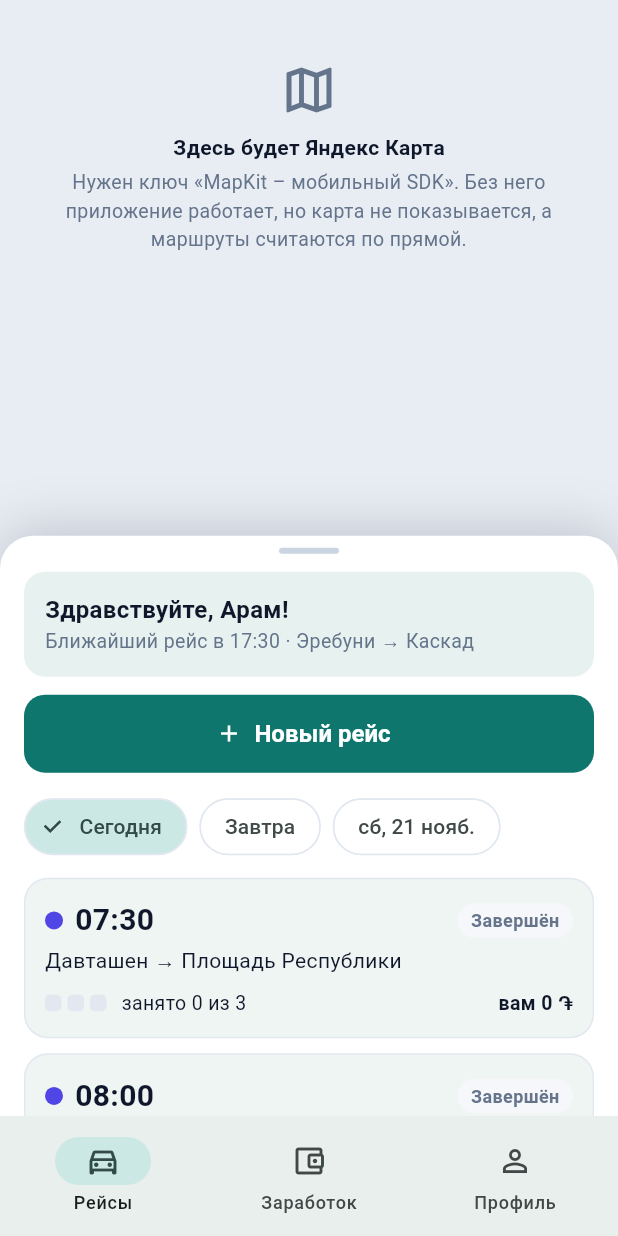
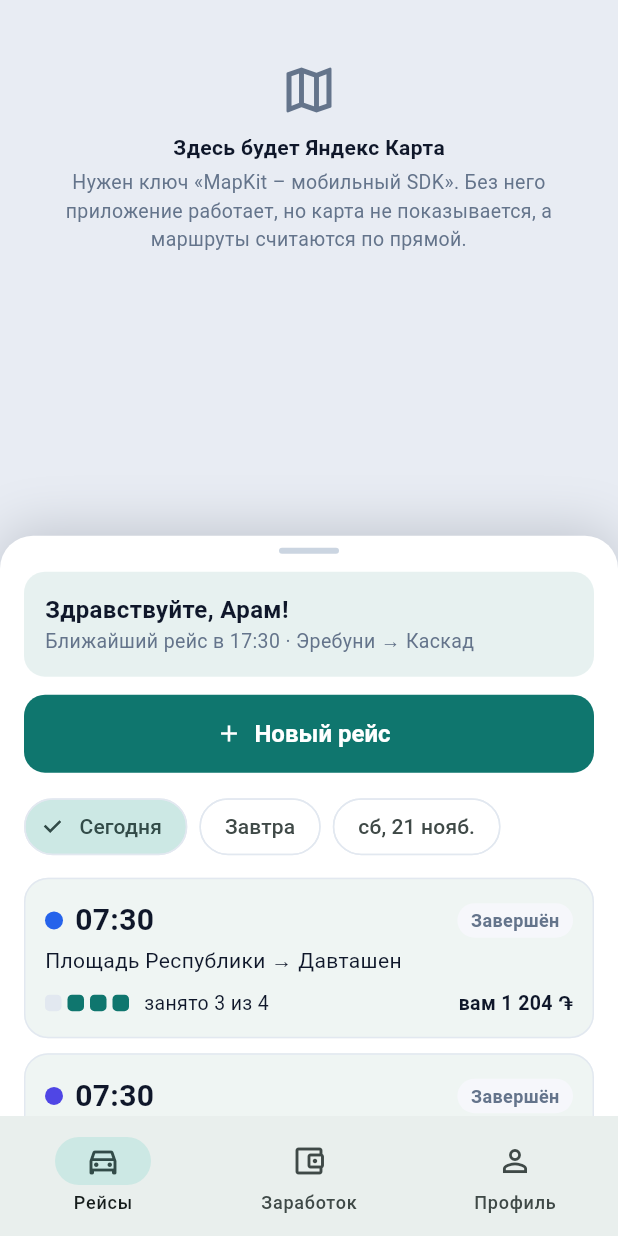
Before and after one commit to aramasp-stack/Carpooling, a Flutter app: the screen it shows after launch, on a phone screen of 412 x 824 dp. Run offline on Flutter 3.47's test engine with Material 3 defaults, Android fonts, the phone set to English and light mode, and no system bars; our stand-ins replace geolocator, shared_preferences; missing offline and left inert: yandex_maps_mapkit.

Commit message:
Демо: 19 новых маршрутов для проверки — обратные, новые районы, короткие
- Обратно к шести прежним маршрутам (M7–M12).

- Новые места: Ачапняк, Аван, Бангладеш, Арабкир, Комитас, Канакер-Зейтун, Норк-Мараш, Далма Гарден Молл, метро Гарегин Нжде; маршруты к площади Республики и обратно.

- Короткие маршруты на 2–4 км (300 драм): Комитас ⇄ Каскад, Норк-Мараш, Канакер-Зейтун, Далма, Гарегин Нжде → Вокзал, Арабкир ⇄ Республика.

- Тесты: обратный маршрут находится; номера маршрутов уникальны.

Co-Authored-By: Claude Opus 5.5 <noreply@anthropic.com>

```diff
--- a/packages/core/lib/src/demo_data.dart
+++ b/packages/core/lib/src/demo_data.dart
@@ -44,6 +44,16 @@ class Demo {
   static const _cascade = Place('Каскад', GeoPoint(40.1913, 44.5155));
   static const _yerevanMall = Place('Ереван Молл', GeoPoint(40.1595, 44.4880));
   static const _station = Place('Вокзал Сасунци Давид', GeoPoint(40.1563, 44.5163));
+  // Места для тестовых маршрутов (координаты приблизительные).
+  static const _avan = Place('Аван', GeoPoint(40.2160, 44.5650));
+  static const _arabkir = Place('Арабкир', GeoPoint(40.2050, 44.5050));
+  static const _achapnyak = Place('Ачапняк', GeoPoint(40.2050, 44.4600));
+  static const _kanaker = Place('Канакер-Зейтун', GeoPoint(40.2090, 44.5330));
+  static const _norkMarash = Place('Норк-Мараш', GeoPoint(40.1820, 44.5480));
+  static const _bangladesh = Place('Бангладеш', GeoPoint(40.1630, 44.4430));
+  static const _komitas = Place('Комитас', GeoPoint(40.2040, 44.5120));
+  static const _dalma = Place('Далма Гарден Молл', GeoPoint(40.1800, 44.4890));
+  static const _nzhdeh = Place('Метро Гарегин Нжде', GeoPoint(40.1635, 44.4960));
 
   static const routes = <RouteDef>[
     RouteDef(id: 'M1', color: 0xFF4F46E5, price: 500, minutes: 25, from: _davtashen, to: _republic),
@@ -52,6 +62,28 @@ class Demo {
     RouteDef(id: 'M4', color: 0xFF9333EA, price: 400, minutes: 22, from: _erebuni, to: _cascade),
     RouteDef(id: 'M5', color: 0xFFEA580C, price: 500, minutes: 25, from: _davtashen, to: _yerevanMall),
     RouteDef(id: 'M6', color: 0xFF0891B2, price: 400, minutes: 24, from: _norNork, to: _station),
+    // Обратно — к тем же маршрутам.
+    RouteDef(id: 'M7', color: 0xFF2563EB, price: 500, minutes: 25, from: _republic, to: _davtashen),
+    RouteDef(id: 'M8', color: 0xFF16A34A, price: 400, minutes: 22, from: _republic, to: _norNork),
+    RouteDef(id: 'M9', color: 0xFFB91C1C, price: 1200, minutes: 30, from: _republic, to: _airport),
+    RouteDef(id: 'M10', color: 0xFFC026D3, price: 400, minutes: 22, from: _cascade, to: _erebuni),
+    RouteDef(id: 'M11', color: 0xFFD97706, price: 500, minutes: 25, from: _yerevanMall, to: _davtashen),
+    RouteDef(id: 'M12', color: 0xFF0D9488, price: 400, minutes: 24, from: _station, to: _norNork),
+    // Новые направления, туда и обратно.
+    RouteDef(id: 'M13', color: 0xFF7C3AED, price: 400, minutes: 18, from: _achapnyak, to: _republic),
+    RouteDef(id: 'M14', color: 0xFF6D28D9, price: 400, minutes: 18, from: _republic, to: _achapnyak),
+    RouteDef(id: 'M15', color: 0xFF0284C7, price: 500, minutes: 22, from: _avan, to: _republic),
+    RouteDef(id: 'M16', color: 0xFF0369A1, price: 500, minutes: 22, from: _republic, to: _avan),
+    RouteDef(id: 'M17', color: 0xFF65A30D, price: 400, minutes: 20, from: _bangladesh, to: _republic),
+    // Короткие, 2–4 км.
+    RouteDef(id: 'M18', color: 0xFFDB2777, price: 300, minutes: 8, from: _komitas, to: _cascade),
+    RouteDef(id: 'M19', color: 0xFFBE185D, price: 300, minutes: 8, from: _cascade, to: _komitas),
+    RouteDef(id: 'M20', color: 0xFF0E7490, price: 300, minutes: 10, from: _norkMarash, to: _republic),
+    RouteDef(id: 'M21', color: 0xFF4D7C0F, price: 300, minutes: 10, from: _kanaker, to: _cascade),
+    RouteDef(id: 'M22', color: 0xFFE11D48, price: 300, minutes: 10, from: _dalma, to: _republic),
+    RouteDef(id: 'M23', color: 0xFF9A3412, price: 300, minutes: 8, from: _nzhdeh, to: _station),
+    RouteDef(id: 'M24', color: 0xFF1D4ED8, price: 300, minutes: 12, from: _arabkir, to: _republic),
+    RouteDef(id: 'M25', color: 0xFF1E40AF, price: 300, minutes: 12, from: _republic, to: _arabkir),
   ];
 
   /// Места для подсказок при вводе адреса (работают и без поиска Яндекса).
@@ -61,8 +93,15 @@ class Demo {
     Place('Опера', GeoPoint(40.1860, 44.5150)),
     _davtashen,
     _norNork,
-    Place('Аван', GeoPoint(40.2160, 44.5650)),
-    Place('Арабкир', GeoPoint(40.2050, 44.5050)),
+    _avan,
+    _arabkir,
+    _achapnyak,
+    _kanaker,
+    _norkMarash,
+    _bangladesh,
+    _komitas,
+    _dalma,
+    _nzhdeh,
     Place('Метро Барекамутюн', GeoPoint(40.1962, 44.5026)),
     Place('Метро Маршал Баграмян', GeoPoint(40.1916, 44.5105)),
     Place('Метро Еритасардакан', GeoPoint(40.1860, 44.5210)),
```
Also changed, not shown: 1 other file.
